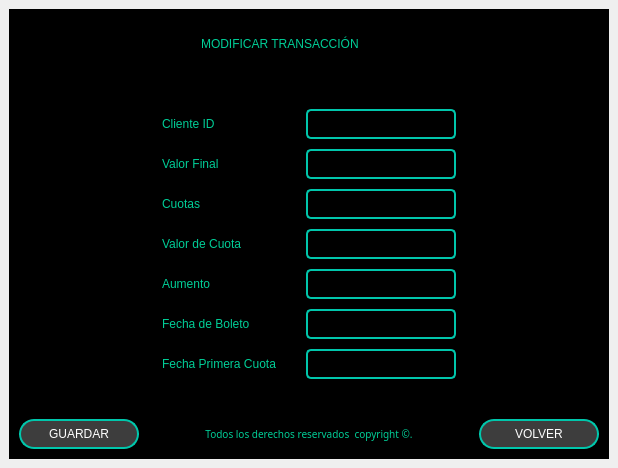
Old version of the form Front/Modificar Transaccion Ventana.ui in the repository MartinFernandezSantia/AplicacionPyThonPyQT6.
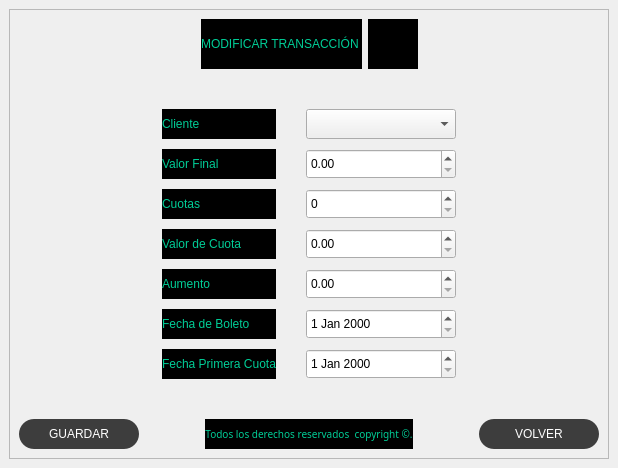
New version of the form. Icons and pictures are not drawn.

Commit message: Se saco interfaces y se agrego botones

The edit to the form file:
```diff
--- a/Front/Modificar Transaccion Ventana.ui
+++ b/Front/Modificar Transaccion Ventana.ui
@@ -19,6 +19,54 @@
   <property name="windowTitle">
    <string>MainWindow</string>
   </property>
+  <property name="styleSheet">
+   <string notr="true">QLabel {
+    font: 87 12pt &quot;Arial Black&quot;;
+    background-color: #000000;
+    color: rgb(0, 206, 151);
+    border: 0px;
+}
+
+QLineEdit {
+    border: 0px;
+    color: rgb(255, 255, 255);
+    border-bottom: 2px solid rgb(61, 61, 61);
+    font: 75 12pt &quot;Times New Roman&quot;;
+}
+
+
+QPushButton {
+    background-color: rgb(61, 61, 61);
+    border-radius: 15px;
+    color: rgb(255, 255, 255);
+    font: 77 10pt &quot;Arial Black&quot;;
+}
+
+QPushButton:hover {
+    background-color: white;
+    color: rgb(0, 0, 0);
+    font: 77 10pt &quot;Arial Black&quot;;
+}
+
+QTableWidget {
+    background-color: rgb(255, 255, 255);
+    color: rgb(0, 0, 0);
+    gridline-color: rgb(0, 206, 151);
+    font-size: 12pt;
+    color: #000000;
+}
+
+QHeaderView::section {
+    background-color: rgb(0, 206, 151);
+    border: 1px solid rgb(0, 0, 0);
+    font-size: 12pt;
+}
+
+QTableWidget QTableCornerButton::section {
+    background-color: rgb(0, 0, 0);
+    border: 1px solid rgb(0, 206, 151);
+}</string>
+  </property>
   <widget class="QWidget" name="centralwidget">
    <layout class="QVBoxLayout" name="verticalLayout_67">
     <item>
@@ -40,37 +88,99 @@
 background-color:rgb(0, 0, 0);
 }
 QLineEdit{
-background-color:rgb(0, 0, 0);
-border: 2px solid #00c6ab;
-border-radius: 5px;
-color: rgb(255, 255, 255);
-font: 75 12pt &quot;Times New Roman&quot;;
+border-bottom: 2px solid rgb(61, 61, 61);
+	background-color: white;
+    color: black;
 }
 
-
 QPushButton {
     border: 2px solid #00c6ab; 
 }
 
-QLabel {
-    font: 87 12pt &quot;Arial Black&quot;;
-    background-color: #000000;
-    color: rgb(0, 206, 151);
-    border: 0px;
+QComboBox {
+	background-color: white;
+    color: black;
+	border: 2px solid #00c6ab;
+	border-radius: 5px;  
 }
 
-QPushButton {
-    background-color: rgb(61, 61, 61);
-    border-radius: 15px;
-    color: rgb(255, 255, 255);
-    font: 77 10pt &quot;Arial Black&quot;;
+QComboBox QAbstractItemView {
+    background-color: white;
+    color: black;
 }
 
-QPushButton:hover {
+QDoubleSpinBox, QSpinBox {
     background-color: white;
-    color: rgb(0, 0, 0);
-    font: 77 10pt &quot;Arial Black&quot;;
+    color: black;
+	border: 2px solid #00c6ab;
+	border-radius: 5px;  
 }
+
+QSpinBox {
+    background-color: white;
+    color: black;
+	border: 2px solid #00c6ab;
+	border-radius: 5px;  
+}
+
+QDateEdit {
+	background-color: white;
+    color: black;
+	border: 2px solid #00c6ab;
+	border-radius: 5px;  
+}
+
+QLineEdit {
+    border: 2px solid #00c6ab; 
+    border-radius: 5px;  
+}
+
+#Aca cambio el Color de QdateEdit
+
+/* Cambia el color de fondo del desplegable de QDateEdit */
+QDateEdit::drop-down {
+    background-color: white;
+	font-weight: bold;
+}
+
+/* Cambia el color de fondo del QCalendarWidget */
+QCalendarWidget QWidget {
+    background-color: #1777a4;
+	font-weight: bold;
+}
+
+/* Cambia el color de fondo y el color del texto de los campos de año y mes */
+QCalendarWidget QSpinBox {
+    background-color: #1777a4;
+    color: white;
+	font-weight: bold;
+}
+
+/* Cambia el color del texto de los encabezados de los días de la semana */
+QCalendarWidget QTableView QHeaderView::section {
+    color: white; /* Cambia el texto de los días de la semana a negro */
+	font-weight: bold;
+}
+
+/* Cambia el color de fondo de los encabezados de los días de la semana */
+QCalendarWidget QTableView {
+    background-color: #1777a4;
+    color: white; /* Cambia el texto de los días a negro */
+	font-weight: bold;
+}
+
+/* Cambia el color del texto de los días de la semana */
+QCalendarWidget QTableView QHeaderView {
+    color: white; /* Cambia el texto de los días de la semana a negro */
+	font-weight: bold;
+}
+
+/* Cambia el color del texto de los meses y años desplegables */
+QCalendarWidget QComboBox {
+    color: white; /* Cambia el texto de los meses y años a negro */
+	font-weight: bold;
+}rgb(0, 0, 0)
+
 </string>
       </property>
       <property name="frameShape">
@@ -190,7 +300,7 @@
            <item>
             <widget class="QLabel" name="label_273">
              <property name="text">
-              <string>Cliente ID</string>
+              <string>Cliente</string>
              </property>
             </widget>
            </item>
@@ -244,7 +354,7 @@
             <number>10</number>
            </property>
            <item>
-            <widget class="QLineEdit" name="lineEdit_78">
+            <widget class="QComboBox" name="comboBox_cliente_modificar_transaccion">
              <property name="minimumSize">
               <size>
                <width>150</width>
@@ -254,7 +364,7 @@
             </widget>
            </item>
            <item>
-            <widget class="QLineEdit" name="lineEdit_79">
+            <widget class="QDoubleSpinBox" name="doubleSpinBox_valor_final_modificar_transaccion">
              <property name="minimumSize">
               <size>
                <width>150</width>
@@ -264,7 +374,7 @@
             </widget>
            </item>
            <item>
-            <widget class="QLineEdit" name="lineEdit_80">
+            <widget class="QSpinBox" name="spinBox_cuotas_modificar_transaccion">
              <property name="minimumSize">
               <size>
                <width>150</width>
@@ -274,7 +384,13 @@
             </widget>
            </item>
            <item>
-            <widget class="QLineEdit" name="lineEdit_81">
+            <widget class="QDoubleSpinBox" name="doubleSpinBox_2_valor_cuota_modificar_transaccion">
+             <property name="sizePolicy">
+              <sizepolicy hsizetype="Minimum" vsizetype="Fixed">
+               <horstretch>120</horstretch>
+               <verstretch>0</verstretch>
+              </sizepolicy>
+             </property>
              <property name="minimumSize">
               <size>
                <width>150</width>
@@ -284,7 +400,7 @@
             </widget>
            </item>
            <item>
-            <widget class="QLineEdit" name="lineEdit_82">
+            <widget class="QDoubleSpinBox" name="doubleSpinBox_3_aumento_modificar_transaccion">
              <property name="minimumSize">
               <size>
                <width>150</width>
@@ -294,17 +410,17 @@
             </widget>
            </item>
            <item>
-            <widget class="QLineEdit" name="lineEdit_83">
+            <widget class="QDateEdit" name="dateEdit_fecha_boleto_modificar_transaccion">
              <property name="minimumSize">
               <size>
-               <width>150</width>
+               <width>120</width>
                <height>30</height>
               </size>
              </property>
             </widget>
            </item>
            <item>
-            <widget class="QLineEdit" name="lineEdit_84">
+            <widget class="QDateEdit" name="dateEdit_fecha_primera_cuota_modificar_transaccion">
              <property name="minimumSize">
               <size>
                <width>150</width>
```
Left out of the diff: 4 changed lines with no effect on the pictures. The commit also changes 3 other files.
